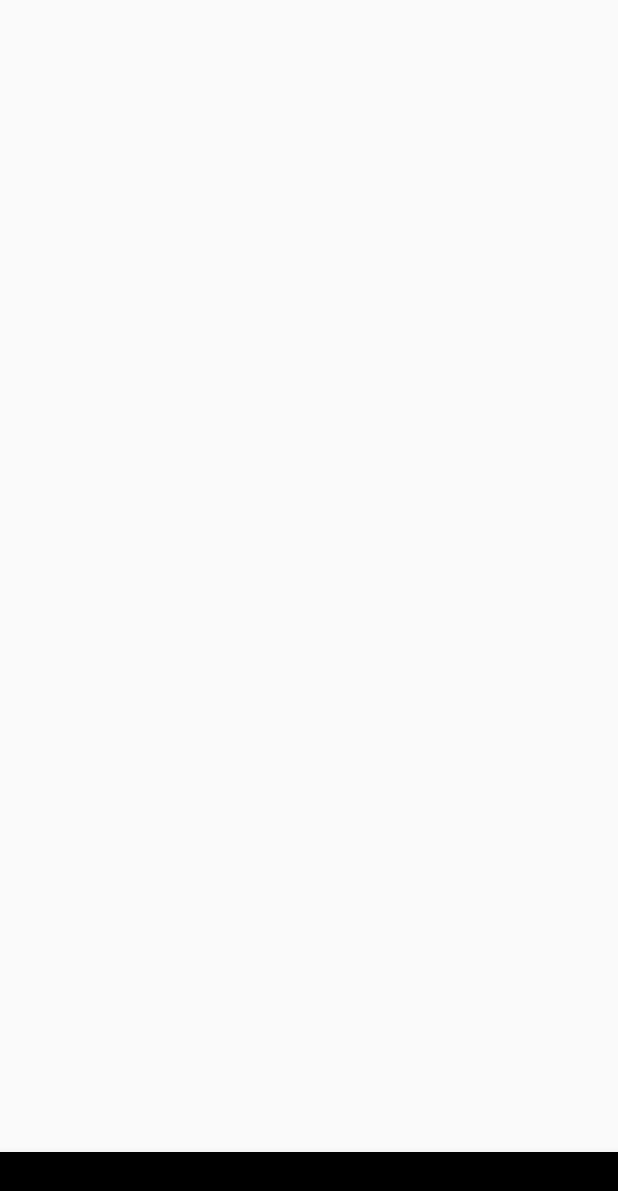
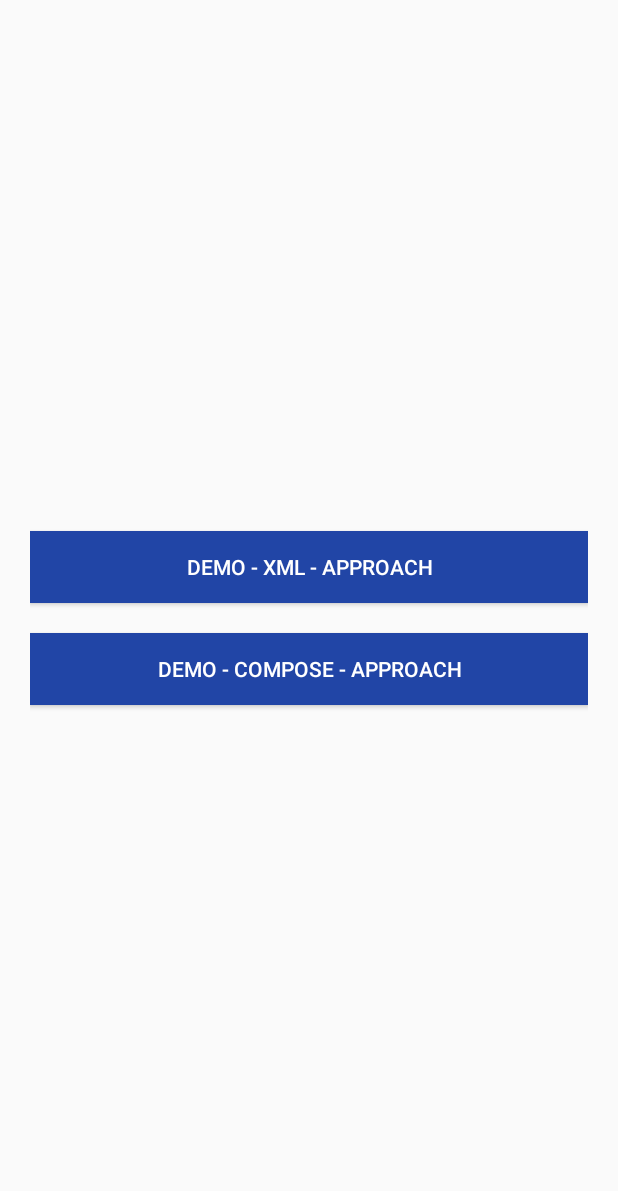
Before and after one commit to devrath/DroidDbStorage, an Android app built with Jetpack Compose: the screen it shows after launch (MainActivity before the commit, SelectionActivity after it), on a phone screen of 412 x 824 dp. Shown: the top 1191 px of the screen. Run offline under Robolectric (Android 15) with nearby library versions, the phone set to English and light mode, and no system bars; our stand-ins replace Room's generated code.

Commit message:
selection Screen

```diff
--- /dev/null
+++ b/Modules/RoomDbCode/app/src/main/java/com/example/code/ui/SelectionActivity.kt
@@ -0,0 +1,29 @@
+package com.example.code.ui
+
+import androidx.appcompat.app.AppCompatActivity
+import android.os.Bundle
+import com.example.code.R
+import com.example.code.databinding.ActivitySelectionBinding
+import com.example.code.ui.compose.main.ComposeMainActivity
+import com.example.code.ui.xml.main.MainActivity
+import com.example.code.utils.startActivity
+
+class SelectionActivity : AppCompatActivity() {
+
+    private lateinit var binding: ActivitySelectionBinding
+
+    override fun onCreate(savedInstanceState: Bundle?) {
+        super.onCreate(savedInstanceState)
+        binding = ActivitySelectionBinding.inflate(layoutInflater)
+        setContentView(binding.root)
+        setClickListeners();
+    }
+
+    private fun setClickListeners() {
+        binding.apply {
+            xmlBtnId.setOnClickListener { startActivity<MainActivity>() }
+            composeBtnId.setOnClickListener { startActivity<ComposeMainActivity>() }
+        }
+    }
+
+}
--- /dev/null
+++ b/Modules/RoomDbCode/app/src/main/res/layout/activity_selection.xml
@@ -0,0 +1,31 @@
+<?xml version="1.0" encoding="utf-8"?>
+<LinearLayout xmlns:android="http://schemas.android.com/apk/res/android"
+    xmlns:tools="http://schemas.android.com/tools"
+    android:layout_width="match_parent"
+    android:layout_height="match_parent"
+    android:gravity="center"
+    android:orientation="vertical"
+    android:padding="@dimen/screen_padding_20dp"
+    tools:context=".ui.SelectionActivity">
+
+    <Button
+        android:id="@+id/xmlBtnId"
+        android:layout_width="match_parent"
+        android:layout_height="wrap_content"
+        android:background="@color/colorPrimary"
+        android:textColor="@color/white"
+        android:text="@string/demo_xml_approach" />
+
+    <View
+        android:layout_width="match_parent"
+        android:layout_height="@dimen/screen_padding_20dp"/>
+
+    <Button
+        android:id="@+id/composeBtnId"
+        android:layout_width="match_parent"
+        android:layout_height="wrap_content"
+        android:background="@color/colorPrimary"
+        android:textColor="@color/white"
+        android:text="@string/demo_compose_approach" />
+
+</LinearLayout>
--- a/Modules/RoomDbCode/app/src/main/res/values/dimens.xml
+++ b/Modules/RoomDbCode/app/src/main/res/values/dimens.xml
@@ -41,4 +41,5 @@
   <dimen name="small_margin">2dp</dimen>
   <dimen name="reading_list_item_height">75dp</dimen>
   <dimen name="description_text_size">12sp</dimen>
+    <dimen name="screen_padding_20dp">20dp</dimen>
 </resources>
--- a/Modules/RoomDbCode/app/src/main/res/values/strings.xml
+++ b/Modules/RoomDbCode/app/src/main/res/values/strings.xml
@@ -32,4 +32,7 @@
     <string name="filter_by_genre">Filter by genre</string>
     <string name="filter_by_rating">Filter by rating</string>
     <string name="confirm_filter">Confirm filter</string>
+    <string name="demo_xml_approach">Demo - XML - Approach</string>
+    <string name="demo_compose_approach">Demo - Compose - Approach</string>
+    <string name="title_activity_compose_main">ComposeMainActivity</string>
 </resources>
```
Also changed, not shown: Modules/RoomDbCode/app/build.gradle.kts (+22 -0 lines), Modules/RoomDbCode/app/src/main/AndroidManifest.xml (+11 -4 lines), Modules/RoomDbCode/app/src/main/java/com/example/code/ui/compose/main/ComposeMainActivity.kt (added, +46 -0 lines), Modules/RoomDbCode/app/src/main/java/com/example/code/ui/compose/ui/theme/Color.kt (added, +11 -0 lines), Modules/RoomDbCode/app/src/main/java/com/example/code/ui/compose/ui/theme/Theme.kt (added, +70 -0 lines), Modules/RoomDbCode/app/src/main/java/com/example/code/ui/compose/ui/theme/Type.kt (added, +34 -0 lines), Modules/RoomDbCode/app/src/main/java/com/example/code/utils/Extensions.kt (added, +13 -0 lines). Lines whose indentation alone changed are shown as unchanged.
